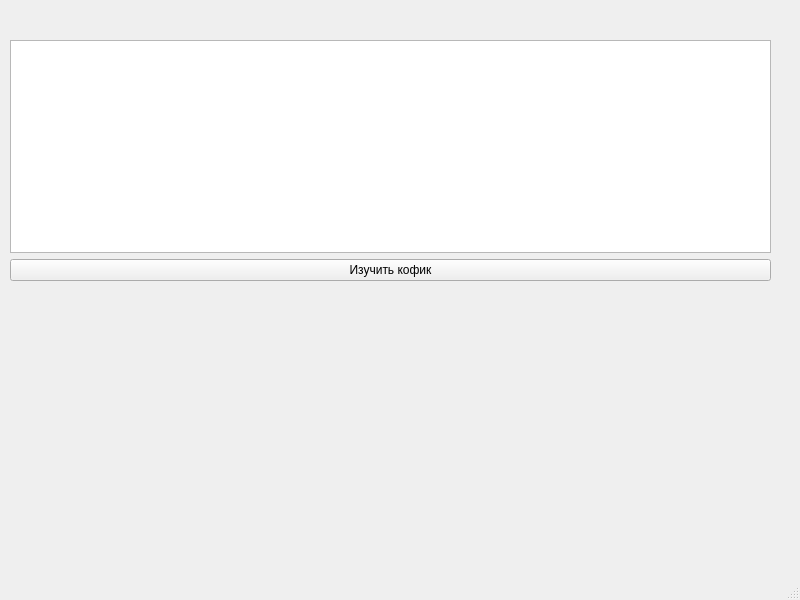
This is main.ui in Sozercatelll/ladno as Qt 5 draws it before an edit. The edited form follows.
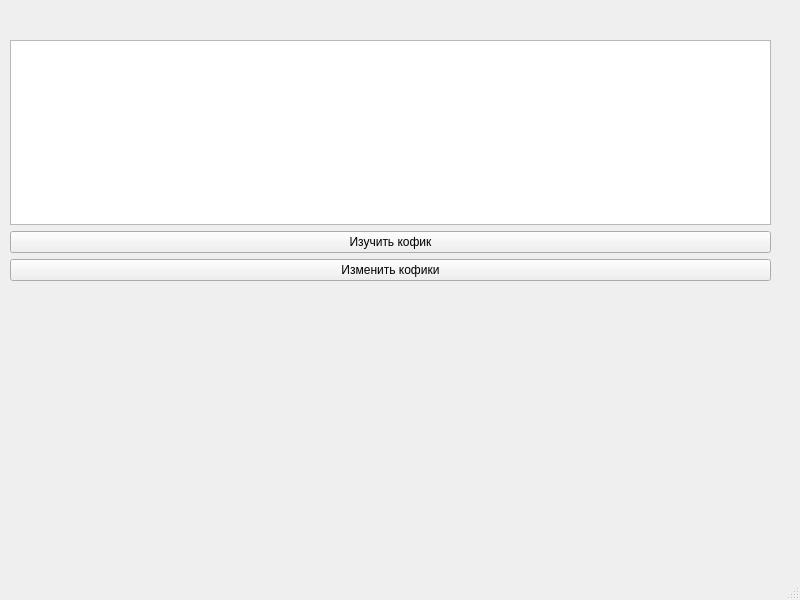
This is the edited form.

Patch:
```diff
--- a/main.ui
+++ b/main.ui
@@ -34,6 +34,13 @@
        </property>
       </widget>
      </item>
+     <item>
+      <widget class="QPushButton" name="chang">
+       <property name="text">
+        <string>Изменить кофики</string>
+       </property>
+      </widget>
+     </item>
     </layout>
    </widget>
   </widget>
```
